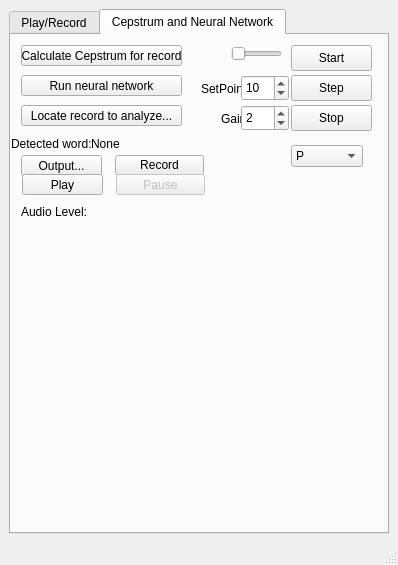
Before: the Qt Designer form SpeechTemplateRecognition_QT/audiorecorder.ui in kajakIYD/Speech-Template-Recognition-System, drawn with Qt 5.
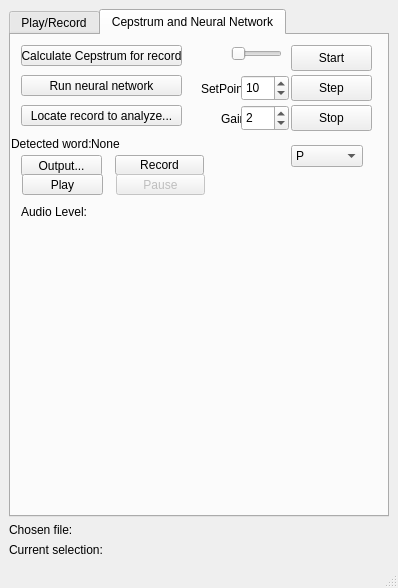
After: the same form once the commit is applied. Custom widgets are drawn as their Qt base class.

What changed in the file:
```diff
--- a/SpeechTemplateRecognition_QT/audiorecorder.ui
+++ b/SpeechTemplateRecognition_QT/audiorecorder.ui
@@ -7,7 +7,7 @@
     <x>0</x>
     <y>0</y>
     <width>398</width>
-    <height>565</height>
+    <height>588</height>
    </rect>
   </property>
   <property name="windowTitle">
@@ -15,6 +15,13 @@
   </property>
   <widget class="QWidget" name="centralwidget">
    <layout class="QGridLayout" name="gridLayout_3">
+    <item row="4" column="0">
+     <widget class="QLabel" name="labelChosenFile">
+      <property name="text">
+       <string>Chosen file:</string>
+      </property>
+     </widget>
+    </item>
     <item row="3" column="0">
      <layout class="QVBoxLayout" name="verticalLayout">
       <item>
@@ -460,6 +467,13 @@
       </item>
      </layout>
     </item>
+    <item row="5" column="0">
+     <widget class="QLabel" name="labelCurrentSelection">
+      <property name="text">
+       <string>Current selection:</string>
+      </property>
+     </widget>
+    </item>
    </layout>
   </widget>
   <widget class="QStatusBar" name="statusbar"/>
```
